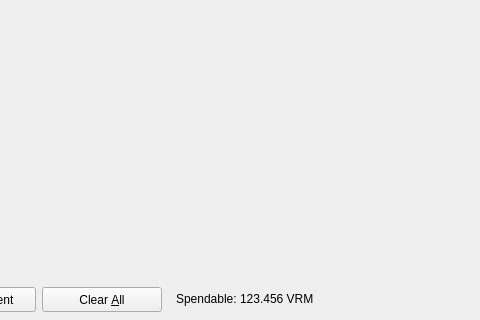
Old version of the form src/qt/forms/sendbitcoinsdialog.ui in the repository verimad/verium; both pictures show x 95 to 575 and y 448 to 768 of the 1024 by 768 pixel window.
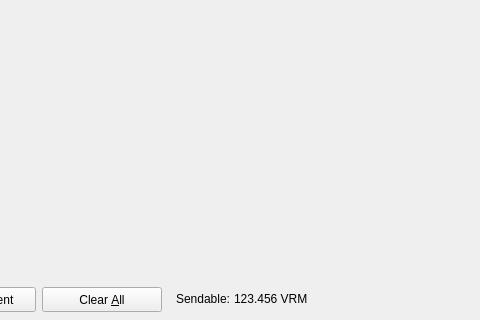
New version of the form. Icons and pictures are not drawn.

Diff of the .ui file:
```diff
--- a/src/qt/forms/sendbitcoinsdialog.ui
+++ b/src/qt/forms/sendbitcoinsdialog.ui
@@ -679,7 +679,7 @@
           </sizepolicy>
          </property>
          <property name="text">
-          <string>Spendable:</string>
+          <string>Sendable:</string>
          </property>
          <property name="indent">
           <number>8</number>
```
